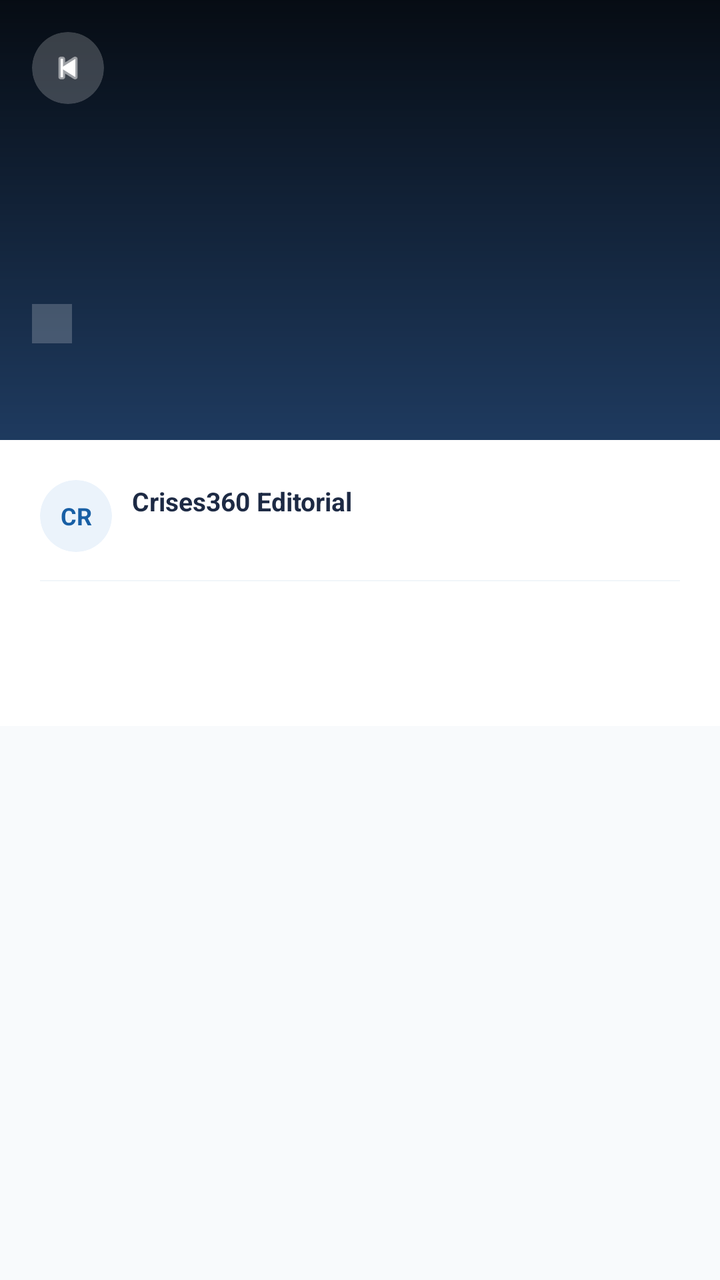
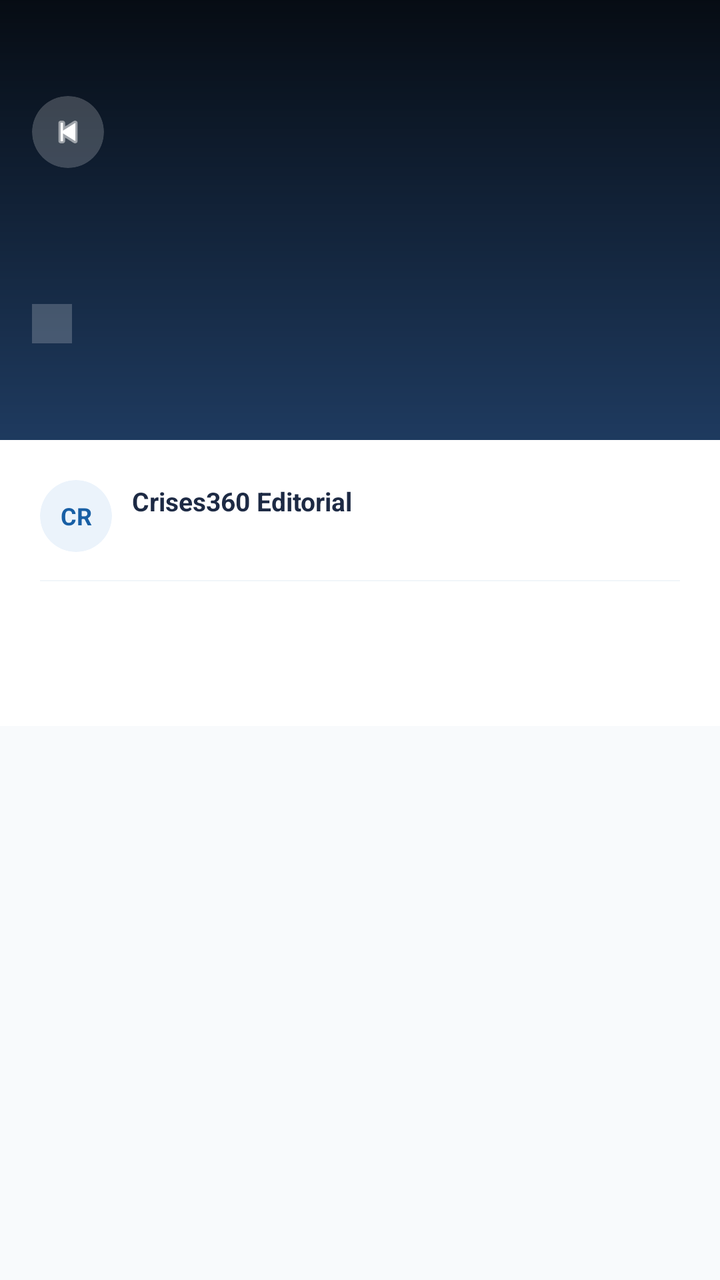

The first picture is an Android layout as it rendered before a commit; the second is the same layout after the commit. The layout source and the unified diff follow.
<!-- AndroidManifest.xml: application theme Theme.Crises -->
<!-- res/layout/activity_news_detail.xml -->
<?xml version="1.0" encoding="utf-8"?>
<RelativeLayout xmlns:android="http://schemas.android.com/apk/res/android"
    xmlns:app="http://schemas.android.com/apk/res-auto"
    android:layout_width="match_parent"
    android:layout_height="match_parent"
    android:background="#F8FAFC">

    <androidx.core.widget.NestedScrollView
        android:layout_width="match_parent"
        android:layout_height="match_parent">

        <LinearLayout
            android:layout_width="match_parent"
            android:layout_height="wrap_content"
            android:orientation="vertical">


            <FrameLayout
                android:layout_width="match_parent"
                android:layout_height="220dp">

                
                <View
                    android:id="@+id/heroBackground"
                    android:layout_width="match_parent"
                    android:layout_height="match_parent"
                    android:background="#1E3A5F" />

                
                <ImageView
                    android:id="@+id/heroImage"
                    android:layout_width="match_parent"
                    android:layout_height="match_parent"
                    android:scaleType="centerCrop" />

                
                <View
                    android:layout_width="match_parent"
                    android:layout_height="match_parent"
                    android:background="@drawable/gradient_overlay" />

                
                <androidx.cardview.widget.CardView
                    android:id="@+id/btnBack"
                    android:layout_width="36dp"
                    android:layout_height="36dp"
                    android:layout_margin="16dp"
                    app:cardCornerRadius="18dp"
                    app:cardBackgroundColor="#33FFFFFF"
                    app:cardElevation="0dp">
                    <ImageView
                        android:layout_width="20dp"
                        android:layout_height="20dp"
                        android:layout_gravity="center"
                        android:src="@android:drawable/ic_media_previous"
                        app:tint="#FFFFFF" />
                </androidx.cardview.widget.CardView>

                
                <LinearLayout
                    android:layout_width="match_parent"
                    android:layout_height="wrap_content"
                    android:layout_gravity="bottom"
                    android:orientation="vertical"
                    android:padding="16dp">

                    <TextView
                        android:id="@+id/tvDetailCategory"
                        android:layout_width="wrap_content"
                        android:layout_height="wrap_content"
                        android:textSize="10sp"
                        android:textStyle="bold"
                        android:textColor="#FFFFFF"
                        android:background="#33FFFFFF"
                        android:paddingHorizontal="10dp"
                        android:paddingVertical="3dp"
                        android:letterSpacing="0.08"
                        android:layout_marginBottom="8dp" />

                    <TextView
                        android:id="@+id/tvDetailTitle"
                        android:layout_width="match_parent"
                        android:layout_height="wrap_content"
                        android:textSize="18sp"
                        android:textStyle="bold"
                        android:textColor="#FFFFFF"
                        android:lineSpacingExtra="3dp" />
                </LinearLayout>

            </FrameLayout>

            
            <androidx.cardview.widget.CardView
                android:layout_width="match_parent"
                android:layout_height="wrap_content"
                app:cardCornerRadius="0dp"
                app:cardElevation="0dp"
                app:cardBackgroundColor="#FFFFFF">

                <LinearLayout
                    android:layout_width="match_parent"
                    android:layout_height="wrap_content"
                    android:orientation="vertical"
                    android:padding="20dp">

                    
                    <LinearLayout
                        android:layout_width="match_parent"
                        android:layout_height="wrap_content"
                        android:orientation="horizontal"
                        android:gravity="center_vertical"
                        android:paddingBottom="14dp">

                        <androidx.cardview.widget.CardView
                            android:layout_width="36dp"
                            android:layout_height="36dp"
                            android:layout_marginEnd="10dp"
                            app:cardCornerRadius="18dp"
                            app:cardBackgroundColor="#EBF3FB"
                            app:cardElevation="0dp">
                            <TextView
                                android:layout_width="match_parent"
                                android:layout_height="match_parent"
                                android:gravity="center"
                                android:text="CR"
                                android:textSize="12sp"
                                android:textStyle="bold"
                                android:textColor="#185FA5" />
                        </androidx.cardview.widget.CardView>

                        <LinearLayout
                            android:layout_width="0dp"
                            android:layout_height="wrap_content"
                            android:layout_weight="1"
                            android:orientation="vertical">

                            <TextView
                                android:layout_width="wrap_content"
                                android:layout_height="wrap_content"
                                android:text="Crises360 Editorial"
                                android:textSize="13sp"
                                android:textStyle="bold"
                                android:textColor="#1D2A44" />

                            <TextView
                                android:id="@+id/tvDetailDate"
                                android:layout_width="wrap_content"
                                android:layout_height="wrap_content"
                                android:textSize="11sp"
                                android:textColor="#98A2B3" />
                        </LinearLayout>
                    </LinearLayout>

                    
                    <View
                        android:layout_width="match_parent"
                        android:layout_height="0.5dp"
                        android:background="#F1F5F9"
                        android:layout_marginBottom="16dp" />

                    
                    <LinearLayout
                        android:id="@+id/tagsRow"
                        android:layout_width="match_parent"
                        android:layout_height="wrap_content"
                        android:orientation="horizontal"
                        android:layout_marginBottom="16dp" />

                    
                    <TextView
                        android:id="@+id/tvDetailContent"
                        android:layout_width="match_parent"
                        android:layout_height="wrap_content"
                        android:textSize="15sp"
                        android:textColor="#374151"
                        android:lineSpacingExtra="6dp" />

                </LinearLayout>
            </androidx.cardview.widget.CardView>

        </LinearLayout>
    </androidx.core.widget.NestedScrollView>

</RelativeLayout>
<!-- resources referenced by this layout -->
<resources>
  <!-- drawable gradient_overlay (drawable) -->
  <?xml version="1.0" encoding="utf-8"?>
  <shape xmlns:android="http://schemas.android.com/apk/res/android">
      <gradient
          android:type="linear"
          android:angle="270"
          android:startColor="#CC000000"
          android:centerColor="#66000000"
          android:endColor="#00000000" />
  </shape>
  <style name="Theme.Crises" parent="Base.Theme.Crises" />
  <style name="Base.Theme.Crises" parent="Theme.Material3.Light.NoActionBar">
      </style>
</resources>

<!-- the commit's change to res/layout/activity_news_detail.xml (unified diff, before → after) -->
@@ -13,7 +13,6 @@
             android:layout_width="match_parent"
             android:layout_height="wrap_content"
             android:orientation="vertical">
-
 
             <FrameLayout
                 android:layout_width="match_parent"
@@ -44,7 +43,10 @@
                     android:id="@+id/btnBack"
                     android:layout_width="36dp"
                     android:layout_height="36dp"
-                    android:layout_margin="16dp"
+                    android:layout_marginTop="48dp"
+                    android:layout_marginStart="16dp"
+                    android:clickable="true"
+                    android:focusable="true"
                     app:cardCornerRadius="18dp"
                     app:cardBackgroundColor="#33FFFFFF"
                     app:cardElevation="0dp">
@@ -52,6 +54,8 @@
                         android:layout_width="20dp"
                         android:layout_height="20dp"
                         android:layout_gravity="center"
+                        android:clickable="false"
+                        android:focusable="false"
                         android:src="@android:drawable/ic_media_previous"
                         app:tint="#FFFFFF" />
                 </androidx.cardview.widget.CardView>
@@ -85,6 +89,7 @@
                         android:textStyle="bold"
                         android:textColor="#FFFFFF"
                         android:lineSpacingExtra="3dp" />
+
                 </LinearLayout>
 
             </FrameLayout>
